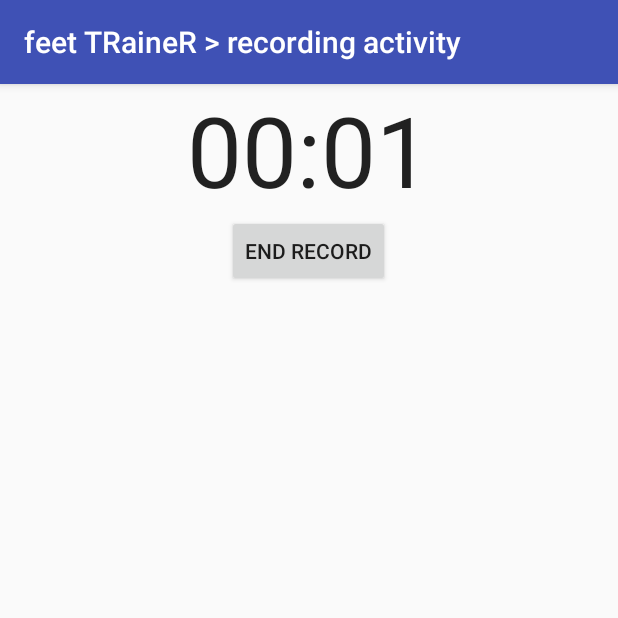
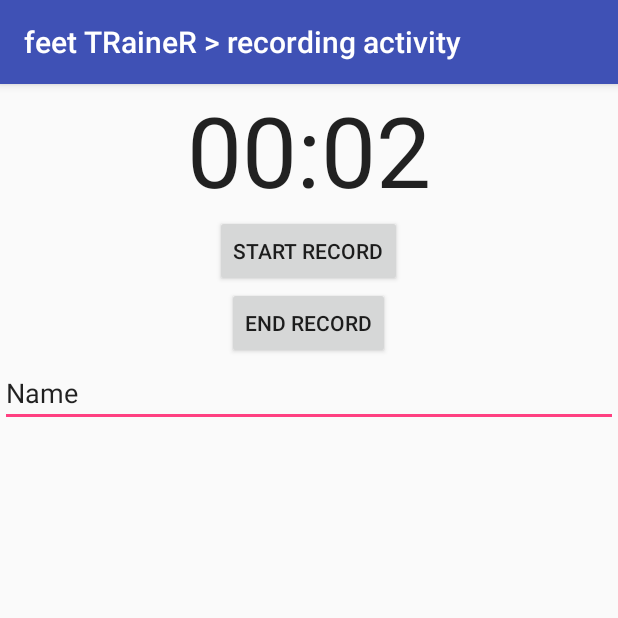
Before and after one commit to ianis58/feet_TRackeR, an Android app: the RecordActivity screen opened directly, with no data from a screen before it, after a tap on "END RECORD", on a phone screen of 412 x 824 dp, the top half of it. Run offline under Robolectric (Android 15) with nearby library versions, the phone set to English and light mode, and no system bars; our stand-ins replace Firebase (no records; nobody signed in at launch, a user with empty details on screens opened directly); 1 other tap on this screen came first.

Commit message:
add of track recording to firebase logic

```diff
--- a/app/src/main/java/ca/uqac/mobile/feet_tracker/android/activities/login/LoginActivity.java
+++ b/app/src/main/java/ca/uqac/mobile/feet_tracker/android/activities/login/LoginActivity.java
@@ -12,6 +12,8 @@ import android.widget.EditText;
 import android.widget.ProgressBar;
 import android.widget.Toast;
 
+import com.facebook.FacebookSdk;
+import com.facebook.appevents.AppEventsLogger;
 import com.google.android.gms.tasks.OnCompleteListener;
 import com.google.android.gms.tasks.Task;
 import com.google.firebase.auth.AuthResult;
@@ -41,6 +43,10 @@ public class LoginActivity extends AppCompatActivity implements View.OnClickList
     @Override
     protected void onCreate(Bundle savedInstanceState) {
         super.onCreate(savedInstanceState);
+
+        FacebookSdk.sdkInitialize(getApplicationContext());
+        AppEventsLogger.activateApp(this);
+
         setContentView(R.layout.activity_login);
 
         editTextUsername = (EditText) findViewById(R.id.editTextUsername);
--- a/app/src/main/java/ca/uqac/mobile/feet_tracker/android/activities/trainer/RecordActivity.java
+++ b/app/src/main/java/ca/uqac/mobile/feet_tracker/android/activities/trainer/RecordActivity.java
@@ -1,57 +1,117 @@
 package ca.uqac.mobile.feet_tracker.android.activities.trainer;
 
+import android.content.Intent;
+import android.support.annotation.NonNull;
 import android.support.v7.app.AppCompatActivity;
 import android.os.Bundle;
+import android.text.Editable;
+import android.text.TextWatcher;
 import android.view.View;
 import android.widget.Button;
 import android.widget.Chronometer;
+import android.widget.EditText;
 
+import com.google.firebase.auth.FirebaseAuth;
+import com.google.firebase.auth.FirebaseUser;
 import com.google.firebase.database.DatabaseReference;
 import com.google.firebase.database.FirebaseDatabase;
 
 import ca.uqac.mobile.feet_tracker.R;
+import ca.uqac.mobile.feet_tracker.android.activities.login.LoginActivity;
+import ca.uqac.mobile.feet_tracker.android.services.LocationTrackerService;
 
 public class RecordActivity extends AppCompatActivity {
     private static final String TAG = RecordActivity.class.getSimpleName();
 
     private Chronometer chronometerNewTrack;
     private Button endRecordNewTrack;
+    private Button startRecordNewTrack;
+    private EditText etTrackTitle;
+
+    private String newTrackUid;
 
     FirebaseDatabase database;
     DatabaseReference myRef;
+    FirebaseAuth.AuthStateListener authStateListener;
+    FirebaseUser firebaseUser;
 
     @Override
     protected void onCreate(Bundle savedInstanceState) {
         super.onCreate(savedInstanceState);
 
-        //database = FirebaseDatabase.getInstance();
-        //myRef = database.getReference("locations");
+        database = FirebaseDatabase.getInstance();
+        myRef = database.getReference("tracks");
+
+        newTrackUid = myRef.push().getKey();
 
         setContentView(R.layout.activity_record);
 
         chronometerNewTrack = (Chronometer) findViewById(R.id.chronometerNewTrack);
+        startRecordNewTrack = (Button) findViewById(R.id.btnStartRecordNewTrack);
         endRecordNewTrack = (Button) findViewById(R.id.btnEndRecordNewTrack);
+        etTrackTitle = (EditText) findViewById(R.id.etTrackTitle);
+
+        startRecordNewTrack.setOnClickListener(new View.OnClickListener() {
+            @Override
+            public void onClick(View v) {
+                chronometerNewTrack.start();
+
+                Intent intent = new Intent(getBaseContext(), LocationTrackerService.class);
+                intent.putExtra("newTrackUid", newTrackUid);
+                startService(intent);
+            }
+        });
 
         endRecordNewTrack.setOnClickListener(new View.OnClickListener() {
             @Override
             public void onClick(View v) {
-                chronometerNewTrack.stop();
-                if(saveTrack()){
-                    showStats();
+                stopLocationTrackerService();
+                showStats();
+            }
+        });
+
+        etTrackTitle.addTextChangedListener(new TextWatcher() {
+            @Override
+            public void beforeTextChanged(CharSequence s, int start, int count, int after) {
+
+            }
+
+            @Override
+            public void onTextChanged(CharSequence s, int start, int before, int count) {
+
+            }
+
+            @Override
+            public void afterTextChanged(Editable s) {
+                if(!etTrackTitle.getText().toString().isEmpty()){
+                    myRef.child(firebaseUser.getUid()).child(newTrackUid).child("title").setValue(etTrackTitle.getText().toString());
                 }
             }
         });
 
-        chronometerNewTrack.start();
+        authStateListener = new FirebaseAuth.AuthStateListener() {
+            @Override
+            public void onAuthStateChanged(@NonNull FirebaseAuth firebaseAuth) {
+                FirebaseUser user = firebaseAuth.getCurrentUser();
+                if (user != null) {
+                    firebaseUser = user;
+                }
+                else {
+                    Intent intent = new Intent(RecordActivity.this, LoginActivity.class);
+                    startActivity(intent);
+                    finish();
+                }
+            }
+        };
+        FirebaseAuth.getInstance().addAuthStateListener(authStateListener);
+    }
+
+    private void stopLocationTrackerService() {
+        stopService(new Intent(this, LocationTrackerService.class));
+        chronometerNewTrack.stop();
     }
 
     private void showStats() {
 
     }
-
-    private boolean saveTrack() {
-        //TODO: save "positions" or "MetricLocations" (should be done in
-
-        return true;
-    }
 }
--- a/app/src/main/res/layout/activity_record.xml
+++ b/app/src/main/res/layout/activity_record.xml
@@ -15,9 +15,24 @@
         android:textSize="65sp" />
 
     <Button
+        android:id="@+id/btnStartRecordNewTrack"
+        android:layout_width="wrap_content"
+        android:layout_height="wrap_content"
+        android:layout_gravity="center_horizontal"
+        android:text="@string/start_record" />
+
+    <Button
         android:id="@+id/btnEndRecordNewTrack"
         android:layout_width="wrap_content"
         android:layout_height="wrap_content"
         android:layout_gravity="center_horizontal"
         android:text="@string/trainer_end_record" />
+
+    <EditText
+        android:id="@+id/etTrackTitle"
+        android:layout_width="match_parent"
+        android:layout_height="wrap_content"
+        android:ems="10"
+        android:inputType="textPersonName"
+        android:text="Name" />
 </LinearLayout>
--- a/build.gradle
+++ b/build.gradle
@@ -3,6 +3,7 @@
 buildscript {
     repositories {
         jcenter()
+        mavenCentral()
     }
     dependencies {
         classpath 'com.android.tools.build:gradle:2.3.3'
```
Also changed, not shown: app/build.gradle (+13 -2 lines), app/src/main/AndroidManifest.xml (+20 -0 lines), app/src/main/java/ca/uqac/mobile/feet_tracker/android/services/LocationTrackerService.java (+42 -22 lines), app/src/main/java/ca/uqac/mobile/feet_tracker/model/geo/GeodesicLocation.java (+13 -4 lines), app/src/main/java/ca/uqac/mobile/feet_tracker/model/geo/Segment.java (+17 -0 lines), app/src/main/res/values/strings.xml (+16 -2 lines).
